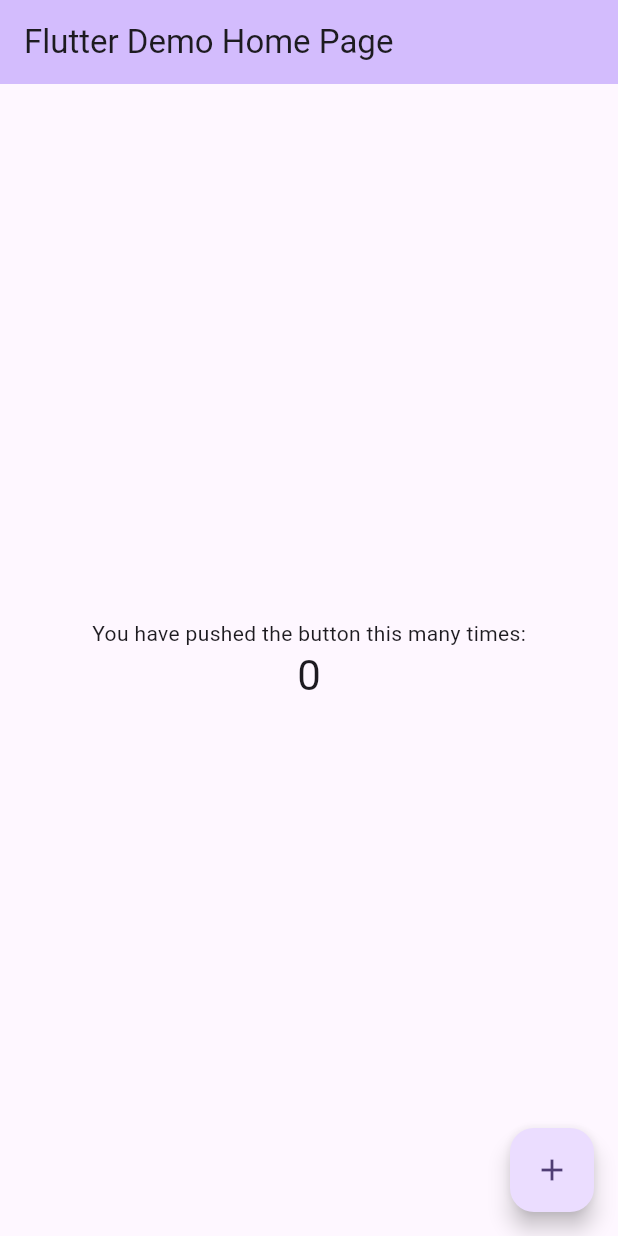
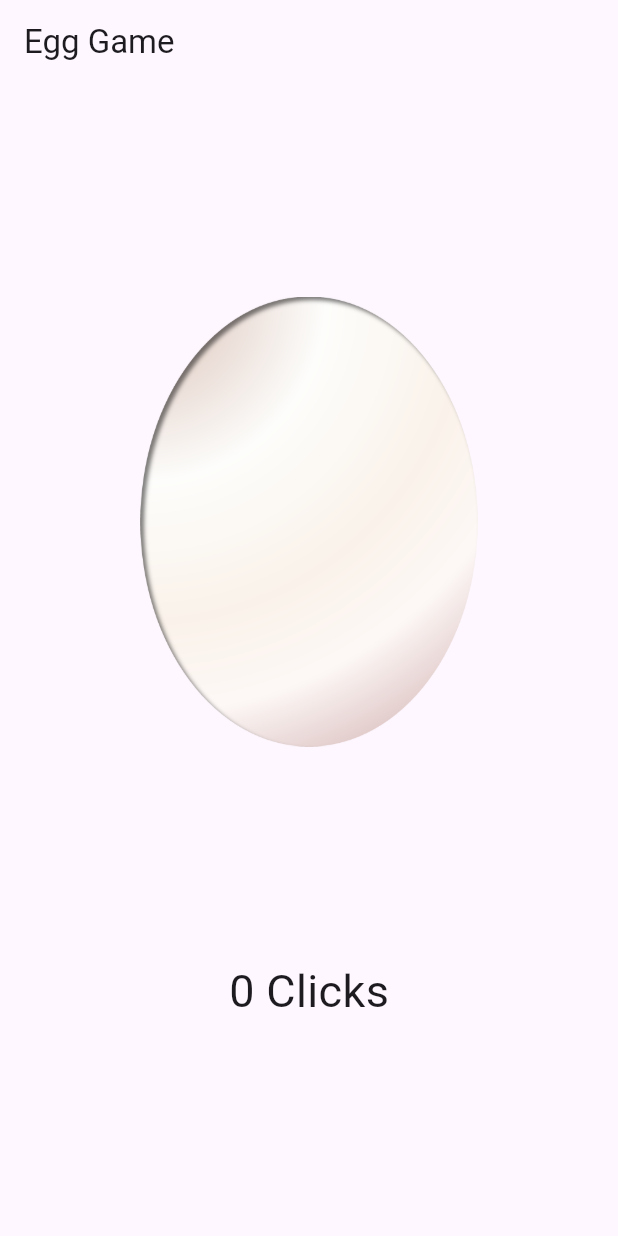
Before and after one commit to heebm/cs_hackathon_flutter_2024, a Flutter app: the screen it shows after launch, on a phone screen of 412 x 824 dp. Run offline on Flutter 3.47's test engine with Material 3 defaults, Android fonts, the phone set to English and light mode, and no system bars.

Commit message:
Exercise 2 skeleton added

```diff
--- /dev/null
+++ b/lib/egg_screen.dart
@@ -0,0 +1,61 @@
+import 'package:flutter/material.dart';
+
+class EggScreen extends StatelessWidget {
+  int _count = 0;
+
+  @override
+  Widget build(BuildContext context) {
+    return Scaffold(
+      appBar: AppBar(
+        title: const Text('Egg Game'),
+      ),
+      body: Center(
+        child: Column(
+          mainAxisAlignment: MainAxisAlignment.spaceEvenly,
+          children: [
+            GestureDetector(
+              child: loadEggImage(),
+              onTap: () {
+                _count++;
+                debugPrint('Tapped $_count!');
+              },
+            ),
+            Text(
+              "$_count Clicks",
+              style: const TextStyle(
+                fontSize: 30,
+              ),
+            ),
+          ],
+        ),
+      ),
+    );
+  }
+
+  loadEggImage() {
+    var image = '';
+    if (_count < 5) {
+      image = 'assets/egg1.png';
+    } else if (_count < 10) {
+      image = 'assets/egg2.png';
+    } else if (_count < 15) {
+      image = 'assets/egg3.png';
+    } else if (_count < 20) {
+      image = 'assets/egg4.png';
+    } else if (_count < 30) {
+      image = 'assets/egg5.png';
+    } else if (_count < 40) {
+      image = 'assets/egg6.png';
+    } else {
+      image = 'assets/egg7.png';
+    }
+
+    return SizedBox(
+      width: 300,
+      height: 300,
+      child: Image(
+        image: AssetImage(image),
+      ),
+    );
+  }
+}
--- a/lib/main.dart
+++ b/lib/main.dart
@@ -1,125 +1,17 @@
 import 'package:flutter/material.dart';
+import 'egg_screen.dart';
 
 void main() {
-  runApp(const MyApp());
+  runApp(MyApp());
 }
 
 class MyApp extends StatelessWidget {
   const MyApp({super.key});
 
-  // This widget is the root of your application.
   @override
   Widget build(BuildContext context) {
     return MaterialApp(
-      title: 'Flutter Demo',
-      theme: ThemeData(
-        // This is the theme of your application.
-        //
-        // TRY THIS: Try running your application with "flutter run". You'll see
-        // the application has a purple toolbar. Then, without quitting the app,
-        // try changing the seedColor in the colorScheme below to Colors.green
-        // and then invoke "hot reload" (save your changes or press the "hot
-        // reload" button in a Flutter-supported IDE, or press "r" if you used
-        // the command line to start the app).
-        //
-        // Notice that the counter didn't reset back to zero; the application
-        // state is not lost during the reload. To reset the state, use hot
-        // restart instead.
-        //
-        // This works for code too, not just values: Most code changes can be
-        // tested with just a hot reload.
-        colorScheme: ColorScheme.fromSeed(seedColor: Colors.deepPurple),
-        useMaterial3: true,
-      ),
-      home: const MyHomePage(title: 'Flutter Demo Home Page'),
+      home: EggScreen(),
     );
   }
 }
-
-class MyHomePage extends StatefulWidget {
-  const MyHomePage({super.key, required this.title});
-
-  // This widget is the home page of your application. It is stateful, meaning
-  // that it has a State object (defined below) that contains fields that affect
-  // how it looks.
-
-  // This class is the configuration for the state. It holds the values (in this
-  // case the title) provided by the parent (in this case the App widget) and
-  // used by the build method of the State. Fields in a Widget subclass are
-  // always marked "final".
-
-  final String title;
-
-  @override
-  State<MyHomePage> createState() => _MyHomePageState();
-}
-
-class _MyHomePageState extends State<MyHomePage> {
-  int _counter = 0;
-
-  void _incrementCounter() {
-    setState(() {
-      // This call to setState tells the Flutter framework that something has
-      // changed in this State, which causes it to rerun the build method below
-      // so that the display can reflect the updated values. If we changed
-      // _counter without calling setState(), then the build method would not be
-      // called again, and so nothing would appear to happen.
-      _counter++;
-    });
-  }
-
-  @override
-  Widget build(BuildContext context) {
-    // This method is rerun every time setState is called, for instance as done
-    // by the _incrementCounter method above.
-    //
-    // The Flutter framework has been optimized to make rerunning build methods
-    // fast, so that you can just rebuild anything that needs updating rather
-    // than having to individually change instances of widgets.
-    return Scaffold(
-      appBar: AppBar(
-        // TRY THIS: Try changing the color here to a specific color (to
-        // Colors.amber, perhaps?) and trigger a hot reload to see the AppBar
-        // change color while the other colors stay the same.
-        backgroundColor: Theme.of(context).colorScheme.inversePrimary,
-        // Here we take the value from the MyHomePage object that was created by
-        // the App.build method, and use it to set our appbar title.
-        title: Text(widget.title),
-      ),
-      body: Center(
-        // Center is a layout widget. It takes a single child and positions it
-        // in the middle of the parent.
-        child: Column(
-          // Column is also a layout widget. It takes a list of children and
-          // arranges them vertically. By default, it sizes itself to fit its
-          // children horizontally, and tries to be as tall as its parent.
-          //
-          // Column has various properties to control how it sizes itself and
-          // how it positions its children. Here we use mainAxisAlignment to
-          // center the children vertically; the main axis here is the vertical
-          // axis because Columns are vertical (the cross axis would be
-          // horizontal).
-          //
-          // TRY THIS: Invoke "debug painting" (choose the "Toggle Debug Paint"
-          // action in the IDE, or press "p" in the console), to see the
-          // wireframe for each widget.
-          mainAxisAlignment: MainAxisAlignment.center,
-          children: <Widget>[
-            const Text(
-              'You have pushed the button this many times:',
-            ),
-            Text(
-              '$_counter',
-              style: Theme.of(context).textTheme.headlineMedium,
-            ),
-          ],
-        ),
-      ),
-      floatingActionButton: FloatingActionButton(
-        onPressed: _incrementCounter,
-        tooltip: 'Increment',
-        child: const Icon(Icons.add),
-      ), // This trailing comma makes auto-formatting nicer for build methods.
-    );
-  }
-}
```
Also changed, not shown: pubspec.yaml (+5 -3 lines), assets/egg1.png (added), assets/egg2.png (added), assets/egg3.png (added), assets/egg4.png (added), assets/egg5.png (added), assets/egg6.png (added), assets/egg7.png (added), 1 other file.
